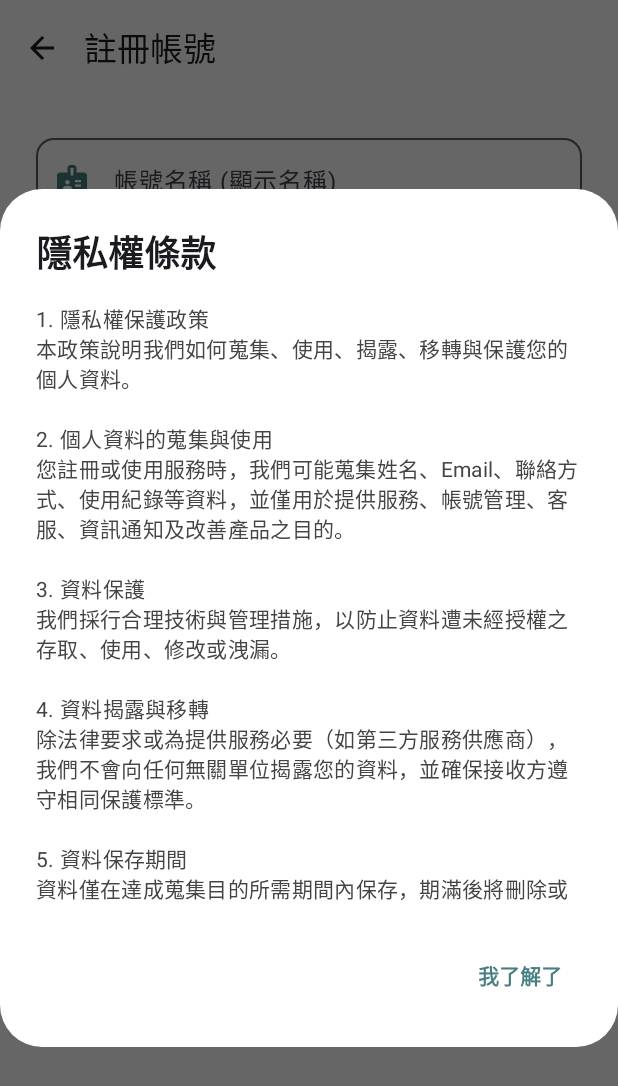
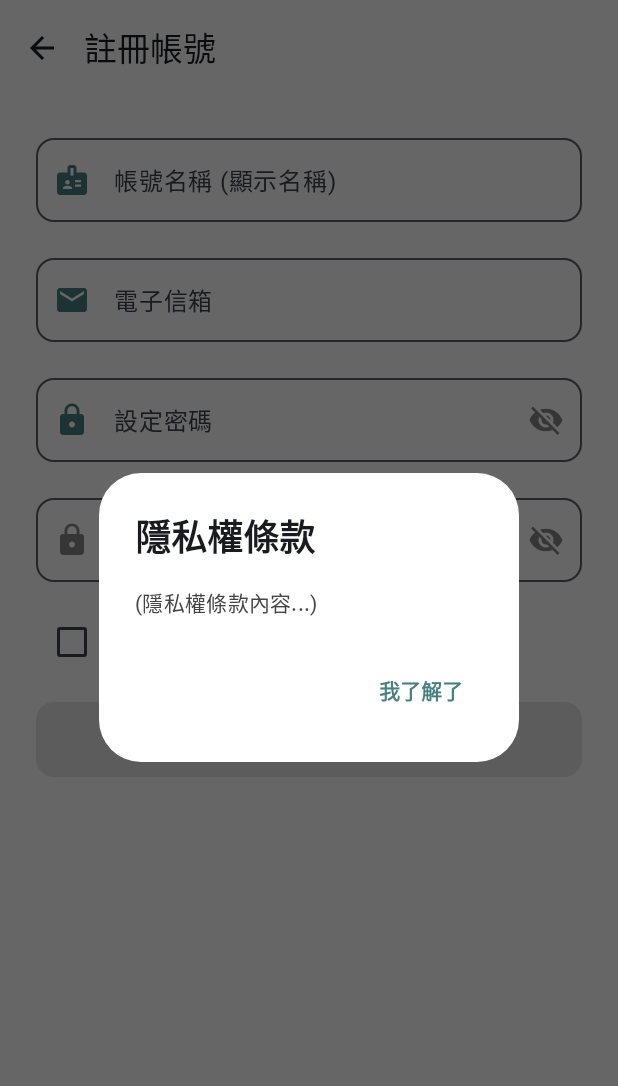
Before and after one commit to Homer-Lin/C2CFastPay_Card, an Android app built with Jetpack Compose: the RegisterScreen screen opened through its navigation route, after a tap on "隱私條款", on a phone screen of 412 x 824 dp. Shown: the top 1086 px of the screen. Run offline under Robolectric (Android 15) with nearby library versions, the phone set to English and light mode, and no system bars; our stand-ins replace Firebase (no records; nobody signed in at launch, a user with empty details on screens opened directly); pictures from the network do not load.

Commit message:
模糊查詢、密碼顯示按鈕

```diff
--- a/app/build.gradle.kts
+++ b/app/build.gradle.kts
@@ -76,7 +76,6 @@ dependencies {
 
     // Retrofit
     implementation ("com.squareup.retrofit2:retrofit:2.9.0")
-    // Gson 轉換器 (將 JSON 自動轉換成 Kotlin/Java 物件)
     implementation ("com.squareup.retrofit2:converter-gson:2.9.0")
 
     // Kotlin Coroutines：用於非同步呼叫 (推薦)
--- a/app/src/main/AndroidManifest.xml
+++ b/app/src/main/AndroidManifest.xml
@@ -18,10 +18,12 @@
         android:supportsRtl="true"
         android:theme="@style/Theme.C2CFastPay_Card"
         tools:targetApi="31">
+
         <activity
             android:name=".MainActivity"
             android:exported="true"
             android:label="@string/app_name"
+            android:screenOrientation="portrait"
             android:theme="@style/Theme.C2CFastPay_Card">
             <intent-filter>
                 <action android:name="android.intent.action.MAIN" />
@@ -29,6 +31,7 @@
                 <category android:name="android.intent.category.LAUNCHER" />
             </intent-filter>
         </activity>
+
         <provider
             android:name="androidx.core.content.FileProvider"
             android:authorities="${applicationId}.fileprovider"
--- a/app/src/main/java/com/example/c2cfastpay_card/UIScreen/Screens/HistoryScreen.kt
+++ b/app/src/main/java/com/example/c2cfastpay_card/UIScreen/Screens/HistoryScreen.kt
@@ -25,6 +25,7 @@ import androidx.compose.ui.unit.sp
 import androidx.lifecycle.viewmodel.compose.viewModel
 import androidx.navigation.NavController
 import coil.compose.AsyncImage
+import com.example.c2cfastpay_card.UIScreen.components.BottomNavigationBar
 import com.example.c2cfastpay_card.UIScreen.components.MatchItem
 import com.example.c2cfastpay_card.UIScreen.components.MatchRepository
 import com.example.c2cfastpay_card.navigation.Screen // 【新增】
@@ -64,6 +65,9 @@ fun HistoryScreen(navController: NavController) {
                     containerColor = Color(0xFF759E9F)
                 )
             )
+        },
+        bottomBar = {
+            BottomNavigationBar(navController = navController)
         }
     ) { paddingValues ->
 
--- a/app/src/main/java/com/example/c2cfastpay_card/UIScreen/Screens/HomeSaleScreen.kt
+++ b/app/src/main/java/com/example/c2cfastpay_card/UIScreen/Screens/HomeSaleScreen.kt
@@ -121,7 +121,7 @@ fun SaleProductPage(
                     .align(Alignment.TopCenter)
                     .padding(top = 150.dp)
                     .fillMaxWidth(0.9f)
-                    .height(50.dp)
+                    .height(56.dp)
             ) {
                 OutlinedTextField(
                     value = searchQuery,
@@ -129,10 +129,14 @@ fun SaleProductPage(
                     label = {
                         Text(
                             "搜尋商品...",
-                            style = TextStyle(fontSize = 14.sp)
+                            style = TextStyle(fontSize = 14.sp, color = Color.Gray)
                         )
                     },
-                    textStyle = TextStyle(fontSize = 14.sp),
+                    // ★★★ 修正：明確設定文字顏色為黑色，避免深色模式看不到 ★★★
+                    textStyle = TextStyle(
+                        fontSize = 14.sp,
+                        color = Color.Black
+                    ),
                     singleLine = true,
                     leadingIcon = {
                         Icon(
@@ -150,22 +154,12 @@ fun SaleProductPage(
                         unfocusedContainerColor = Color.White.copy(alpha = 0.9f),
                         focusedBorderColor = primaryColor,
                         unfocusedBorderColor = Color.LightGray,
+                        // 確保文字輸入時也是黑色
+                        focusedTextColor = Color.Black,
+                        unfocusedTextColor = Color.Black
                     ),
                     shape = RoundedCornerShape(24.dp)
                 )
-
-                Spacer(Modifier.width(12.dp))
-
-                IconButton(
-                    onClick = { /* 切換檢視 */ },
-                    modifier = Modifier.size(32.dp)
-                ) {
-                    Icon(
-                        painter = painterResource(R.drawable.img_7),
-                        contentDescription = "Toggle View",
-                        tint = primaryColor
-                    )
-                }
             }
 
             // --- 商品列表 (Grid 雙欄顯示) ---
@@ -232,22 +226,23 @@ fun SaleProductPage(
 
                                 Spacer(modifier = Modifier.height(4.dp))
 
-                                // ★★★ 修改處：移除了「品牌」那一行 ★★★
-
-                                // 狀態標籤 (顯示在新的一行)
-                                Text(
-                                    text = "#${product.condition.ifBlank { "二手" }}",
-                                    fontSize = 11.sp,
-                                    color = Color.Gray
-                                )
-
+                                // 賣家資訊
                                 Text(
                                     text = "賣家: ${product.ownerName.ifBlank { "匿名" }}",
                                     fontSize = 11.sp,
                                     color = Color.Gray
                                 )
 
-                                Spacer(modifier = Modifier.height(4.dp))
+                                // 狀態標籤
+                                Text(
+                                    text = "#${product.condition.ifBlank { "二手" }}",
+                                    fontSize = 11.sp,
+                                    color = Color.Gray,
+                                    modifier = Modifier.padding(bottom = 8.dp)
+                                )
+
+                                Spacer(modifier = Modifier.height(8.dp))
+
                                 // 底部欄：價格 + 庫存標籤
                                 Row(
                                     modifier = Modifier.fillMaxWidth(),
@@ -271,7 +266,7 @@ fun SaleProductPage(
                                         )
                                     }
 
-                                    // 右下角庫存標籤 (只顯示 > 0 的，且已經過濾過)
+                                    // 右下角庫存標籤
                                     Surface(
                                         color = primaryColor,
                                         shape = RoundedCornerShape(4.dp)
@@ -291,7 +286,7 @@ fun SaleProductPage(
                 }
             }
 
-            // --- 頂層：透明標題列與購物車 (保持不變) ---
+            // --- 頂層：透明標題列與購物車 ---
             TopAppBar(
                 title = { },
                 navigationIcon = {},
--- a/app/src/main/java/com/example/c2cfastpay_card/UIScreen/Screens/RegisterScreen.kt
+++ b/app/src/main/java/com/example/c2cfastpay_card/UIScreen/Screens/RegisterScreen.kt
@@ -12,6 +12,8 @@ import androidx.compose.material.icons.automirrored.filled.ArrowBack
 import androidx.compose.material.icons.filled.Badge
 import androidx.compose.material.icons.filled.Email
 import androidx.compose.material.icons.filled.Lock
+import androidx.compose.material.icons.filled.Visibility // 新增
+import androidx.compose.material.icons.filled.VisibilityOff // 新增
 import androidx.compose.material3.*
 import androidx.compose.runtime.*
 import androidx.compose.ui.Alignment
@@ -21,6 +23,7 @@ import androidx.compose.ui.text.font.FontWeight
 import androidx.compose.ui.text.input.ImeAction
 import androidx.compose.ui.text.input.KeyboardType
 import androidx.compose.ui.text.input.PasswordVisualTransformation
+import androidx.compose.ui.text.input.VisualTransformation // 新增
 import androidx.compose.ui.tooling.preview.Preview
 import androidx.compose.ui.unit.dp
 import androidx.compose.ui.unit.sp
@@ -39,8 +42,11 @@ fun RegisterScreen(
     val viewModel: RegisterViewModel = viewModel()
     val primaryColor = Color(0xFF487F81)
 
-    // ★★★ 修正重點：在這裡宣告狀態變數，解決 Unresolved reference ★★★
     var showPrivacyDialog by remember { mutableStateOf(false) }
+
+    // ★★★ 新增：兩個密碼欄位的顯示狀態 ★★★
+    var isPasswordVisible by remember { mutableStateOf(false) }
+    var isConfirmPasswordVisible by remember { mutableStateOf(false) }
 
     Scaffold(
         topBar = {
@@ -66,7 +72,7 @@ fun RegisterScreen(
         ) {
             Spacer(modifier = Modifier.height(20.dp))
 
-            // 1. 帳號輸入框
+            // 1. 帳號輸入框 (這裡也要補上強制黑色文字，避免深色模式看不到)
             OutlinedTextField(
                 value = viewModel.username,
                 onValueChange = { viewModel.updateUsername(it) },
@@ -76,7 +82,13 @@ fun RegisterScreen(
                 shape = RoundedCornerShape(12.dp),
                 singleLine = true,
                 keyboardOptions = KeyboardOptions(imeAction = ImeAction.Next),
-                isError = viewModel.errorMessage.contains("帳號")
+                isError = viewModel.errorMessage.contains("帳號"),
+                colors = OutlinedTextFieldDefaults.colors(
+                    focusedTextColor = Color.Black,
+                    unfocusedTextColor = Color.Black,
+                    focusedContainerColor = Color.White,
+                    unfocusedContainerColor = Color.White
+                )
             )
 
             Spacer(modifier = Modifier.height(16.dp))
@@ -91,12 +103,18 @@ fun RegisterScreen(
                 shape = RoundedCornerShape(12.dp),
                 singleLine = true,
                 keyboardOptions = KeyboardOptions(keyboardType = KeyboardType.Email, imeAction = ImeAction.Next),
-                isError = viewModel.errorMessage.contains("信箱")
+                isError = viewModel.errorMessage.contains("信箱"),
+                colors = OutlinedTextFieldDefaults.colors(
+                    focusedTextColor = Color.Black,
+                    unfocusedTextColor = Color.Black,
+                    focusedContainerColor = Color.White,
+                    unfocusedContainerColor = Color.White
+                )
             )
 
             Spacer(modifier = Modifier.height(16.dp))
 
-            // 3. 密碼
+            // 3. 密碼 (加入眼睛)
             OutlinedTextField(
                 value = viewModel.password,
                 onValueChange = { viewModel.updatePassword(it) },
@@ -104,15 +122,33 @@ fun RegisterScreen(
                 leadingIcon = { Icon(Icons.Default.Lock, contentDescription = null, tint = primaryColor) },
                 modifier = Modifier.fillMaxWidth(),
                 shape = RoundedCornerShape(12.dp),
-                visualTransformation = PasswordVisualTransformation(),
+
+                // 顯示切換
+                visualTransformation = if (isPasswordVisible) VisualTransformation.None else PasswordVisualTransformation(),
+                trailingIcon = {
+                    IconButton(onClick = { isPasswordVisible = !isPasswordVisible }) {
+                        Icon(
+                            imageVector = if (isPasswordVisible) Icons.Default.Visibility else Icons.Default.VisibilityOff,
+                            contentDescription = "Toggle Password",
+                            tint = Color.Gray
+                        )
+                    }
+                },
+
                 singleLine = true,
                 keyboardOptions = KeyboardOptions(keyboardType = KeyboardType.Password, imeAction = ImeAction.Next),
-                isError = viewModel.errorMessage.contains("密碼")
+                isError = viewModel.errorMessage.contains("密碼"),
+                colors = OutlinedTextFieldDefaults.colors(
+                    focusedTextColor = Color.Black,
+                    unfocusedTextColor = Color.Black,
+                    focusedContainerColor = Color.White,
+                    unfocusedContainerColor = Color.White
+                )
             )
 
             Spacer(modifier = Modifier.height(16.dp))
 
-            // 4. 確認密碼
+            // 4. 確認密碼 (加入眼睛)
             OutlinedTextField(
                 value = viewModel.confirmPassword,
                 onValueChange = { viewModel.updateConfirmPassword(it) },
@@ -120,10 +156,28 @@ fun RegisterScreen(
                 leadingIcon = { Icon(Icons.Default.Lock, contentDescription = null, tint = Color.Gray) },
                 modifier = Modifier.fillMaxWidth(),
                 shape = RoundedCornerShape(12.dp),
-                visualTransformation = PasswordVisualTransformation(),
+
+                // 顯示切換
+                visualTransformation = if (isConfirmPasswordVisible) VisualTransformation.None else PasswordVisualTransformation(),
+                trailingIcon = {
+                    IconButton(onClick = { isConfirmPasswordVisible = !isConfirmPasswordVisible }) {
+                        Icon(
+                            imageVector = if (isConfirmPasswordVisible) Icons.Default.Visibility else Icons.Default.VisibilityOff,
+                            contentDescription = "Toggle Password",
+                            tint = Color.Gray
+                        )
+                    }
+                },
+
                 singleLine = true,
                 keyboardOptions = KeyboardOptions(keyboardType = KeyboardType.Password, imeAction = ImeAction.Done),
-                isError = viewModel.errorMessage.contains("不一致")
+                isError = viewModel.errorMessage.contains("不一致"),
+                colors = OutlinedTextFieldDefaults.colors(
+                    focusedTextColor = Color.Black,
+                    unfocusedTextColor = Color.Black,
+                    focusedContainerColor = Color.White,
+                    unfocusedContainerColor = Color.White
+                )
             )
 
             Spacer(modifier = Modifier.height(16.dp))
@@ -138,55 +192,28 @@ fun RegisterScreen(
                     onCheckedChange = { viewModel.updatePrivacyPolicyChecked(it) },
                     colors = CheckboxDefaults.colors(checkedColor = primaryColor)
                 )
-                Text("我已閱讀並同意 ", fontSize = 14.sp)
+                Text("我已閱讀並同意 ", fontSize = 14.sp, color = Color.Black)
                 Text(
                     text = "隱私條款",
                     color = primaryColor,
                     fontWeight = FontWeight.Bold,
                     fontSize = 14.sp,
-                    modifier = Modifier.clickable {
-                        // 點擊觸發彈窗
-                        showPrivacyDialog = true
-                    }
+                    modifier = Modifier.clickable { showPrivacyDialog = true }
                 )
             }
 
-            // --- 隱私條款彈窗邏輯 ---
             if (showPrivacyDialog) {
                 AlertDialog(
                     onDismissRequest = { showPrivacyDialog = false },
                     containerColor = Color.White,
-                    title = {
-                        Text(text = "隱私權條款", fontWeight = FontWeight.Bold)
-                    },
+                    title = { Text(text = "隱私權條款", fontWeight = FontWeight.Bold) },
                     text = {
                         Column(
-                            modifier = Modifier
-                                .heightIn(max = 400.dp)
-                                .verticalScroll(rememberScrollState())
+                            modifier = Modifier.heightIn(max = 400.dp).verticalScroll(rememberScrollState())
                         ) {
                             Text(
                                 text = """
-                                    1. 隱私權保護政策
-                                    本政策說明我們如何蒐集、使用、揭露、移轉與保護您的個人資料。
-
-                                    2. 個人資料的蒐集與使用
-                                    您註冊或使用服務時，我們可能蒐集姓名、Email、聯絡方式、使用紀錄等資料，並僅用於提供服務、帳號管理、客服、資訊通知及改善產品之目的。
-
-                                    3. 資料保護
-                                    我們採行合理技術與管理措施，以防止資料遭未經授權之存取、使用、修改或洩漏。
-
-                                    4. 資料揭露與移轉
-                                    除法律要求或為提供服務必要（如第三方服務供應商），我們不會向任何無關單位揭露您的資料，並確保接收方遵守相同保護標準。
-
-                                    5. 資料保存期間
-                                    資料僅在達成蒐集目的所需期間內保存，期滿後將刪除或匿名化。
-
-                                    6. 您的權利
-                                    您可依個資法請求查詢、更正、刪除、停止使用或撤回同意。我們將於法定期限內處理。
-
-                                    7. 政策更新
-                                    本政策可能因服務或法規調整而更新；更新後將立即生效並公布於網站或APP。
+                                    (隱私權條款內容...)
                                 """.trimIndent(),
                                 fontSize = 14.sp,
                                 color = Color.DarkGray
@@ -194,16 +221,13 @@ fun RegisterScreen(
                         }
                     },
                     confirmButton = {
-                        TextButton(
-                            onClick = { showPrivacyDialog = false }
-                        ) {
+                        TextButton(onClick = { showPrivacyDialog = false }) {
                             Text("我了解了", color = primaryColor, fontWeight = FontWeight.Bold)
                         }
                     }
                 )
             }
 
-            // 錯誤訊息顯示
             if (viewModel.errorMessage.isNotEmpty()) {
                 Text(
                     text = viewModel.errorMessage,
@@ -215,7 +239,6 @@ fun RegisterScreen(
 
             Spacer(modifier = Modifier.height(16.dp))
 
-            // 6. 註冊按鈕
             Button(
                 onClick = {
                     viewModel.register(
@@ -226,9 +249,7 @@ fun RegisterScreen(
                         }
                     )
                 },
-                modifier = Modifier
-                    .fillMaxWidth()
-                    .height(50.dp),
+                modifier = Modifier.fillMaxWidth().height(50.dp),
                 shape = RoundedCornerShape(12.dp),
                 colors = ButtonDefaults.buttonColors(containerColor = primaryColor),
                 enabled = viewModel.isRegisterEnabled && !viewModel.isLoading
@@ -240,15 +261,12 @@ fun RegisterScreen(
                 }
             }
 
-            // 重新發送驗證信按鈕
             if (viewModel.errorMessage.contains("驗證郵件已發送")) {
                 Spacer(modifier = Modifier.height(16.dp))
                 OutlinedButton(
                     onClick = {
                         viewModel.register(
-                            onSuccess = {
-                                navController.navigate(Screen.Login.route)
-                            }
+                            onSuccess = { navController.navigate(Screen.Login.route) }
                         )
                     },
                     modifier = Modifier.fillMaxWidth().height(50.dp),
--- a/app/src/main/java/com/example/c2cfastpay_card/UIScreen/components/ProductRepository.kt
+++ b/app/src/main/java/com/example/c2cfastpay_card/UIScreen/components/ProductRepository.kt
@@ -101,19 +101,26 @@ class ProductRepository(private val context: Context) {
 
     // 取得所有商品 (Flow)
     fun getAllProducts(searchQuery: String = ""): Flow<List<ProductItem>> = flow {
-        var query: Query = db.collection("products")
-            .orderBy("timestamp", Query.Direction.DESCENDING)
+        try {
+            // 1. 先從資料庫抓取所有商品 (依時間排序)
+            // 注意：如果商品量非常大(幾千筆)，這裡建議只抓最近的100筆，或接用 Algolia 等第三方搜尋服務
+            val query = db.collection("products")
+                .orderBy("timestamp", Query.Direction.DESCENDING)
 
-        if (searchQuery.isNotBlank()) {
-            query = db.collection("products")
-                .orderBy("title")
-                .startAt(searchQuery)
-                .endAt(searchQuery + "\uf8ff")
-        }
+            val snapshot = query.get().await()
+            val allItems = snapshot.toObjects(ProductItem::class.java)
 
-        try {
-            val snapshot = query.get().await()
-            emit(snapshot.toObjects(ProductItem::class.java))
+            // 2. 在記憶體中進行模糊比對
+            if (searchQuery.isBlank()) {
+                emit(allItems)
+            } else {
+                val filteredList = allItems.filter { item ->
+                    // 比對標題 OR 描述 (忽略大小寫)
+                    item.title.contains(searchQuery, ignoreCase = true) ||
+                            item.description.contains(searchQuery, ignoreCase = true)
+                }
+                emit(filteredList)
+            }
         } catch (e: Exception) {
             Log.e("ProductRepository", "讀取商品失敗", e)
             emit(emptyList())
--- a/app/src/main/java/com/example/c2cfastpay_card/ui/theme/Theme.kt
+++ b/app/src/main/java/com/example/c2cfastpay_card/ui/theme/Theme.kt
@@ -60,28 +60,6 @@ private val LightColorScheme = lightColorScheme(
     onBackground = Color.Black,
     onSurface = Color.Black
 )
-//private val DarkColorScheme = darkColorScheme(
-//    primary = Purple80,
-//    secondary = PurpleGrey80,
-//    tertiary = Pink80
-//)
-//
-//private val LightColorScheme = lightColorScheme(
-//    primary = Purple40,
-//    secondary = PurpleGrey40,
-//    tertiary = Pink40
-
-    /* Other default colors to override
-    background = Color(0xFFFFFBFE),
-    surface = Color(0xFFFFFBFE),
-    onPrimary = Color.White,
-    onSecondary = Color.White,
-    onTertiary = Color.White,
-    onBackground = Color(0xFF1C1B1F),
-    onSurface = Color(0xFF1C1B1F),
-    */
-//)
-
 
 
 @Composable
```
Also changed, not shown: app/src/main/java/com/example/c2cfastpay_card/UIScreen/Screens/HomeWishScreen.kt (+3 -16 lines), app/src/main/java/com/example/c2cfastpay_card/UIScreen/Screens/LoginScreen.kt (+39 -29 lines), app/src/main/java/com/example/c2cfastpay_card/UIScreen/components/WishRepository.kt (+14 -9 lines).
